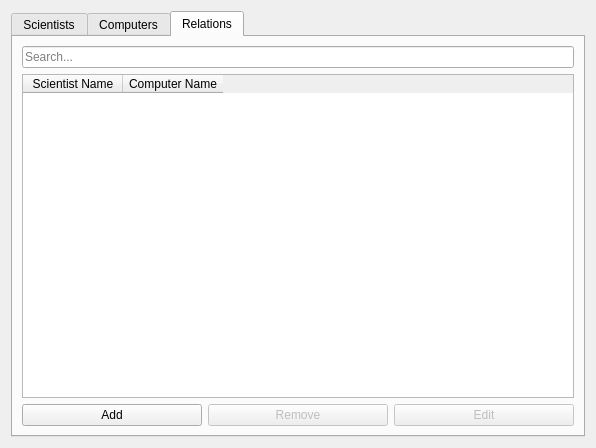
First picture: the form in gui/list/listgui.ui, repository HelgiThomas/Verklegt31, before the edit.
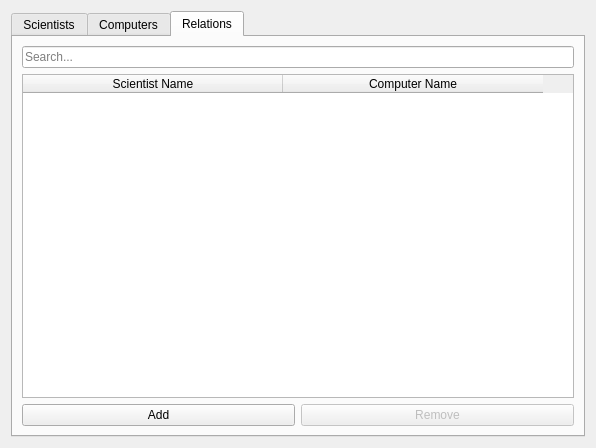
Second picture: the form after the edit. The open tabs and pages were chosen to show the change. Icons and pictures are not drawn.

Diff of the .ui file:
```diff
--- a/gui/list/listgui.ui
+++ b/gui/list/listgui.ui
@@ -251,6 +251,9 @@
          <property name="sortingEnabled">
           <bool>true</bool>
          </property>
+         <attribute name="horizontalHeaderDefaultSectionSize">
+          <number>260</number>
+         </attribute>
          <column>
           <property name="text">
            <string>Scientist Name</string>
@@ -290,20 +293,6 @@
            </property>
           </widget>
          </item>
-         <item>
-          <widget class="QPushButton" name="button_edit_relation">
-           <property name="enabled">
-            <bool>false</bool>
-           </property>
-           <property name="text">
-            <string>Edit</string>
-           </property>
-           <property name="icon">
-            <iconset resource="resource.qrc">
-             <normaloff>:/icons/icons/editshit.png</normaloff>:/icons/icons/editshit.png</iconset>
-           </property>
-          </widget>
-         </item>
         </layout>
        </item>
       </layout>
```
Left out of the diff: 8 changed lines with no effect on the pictures.
